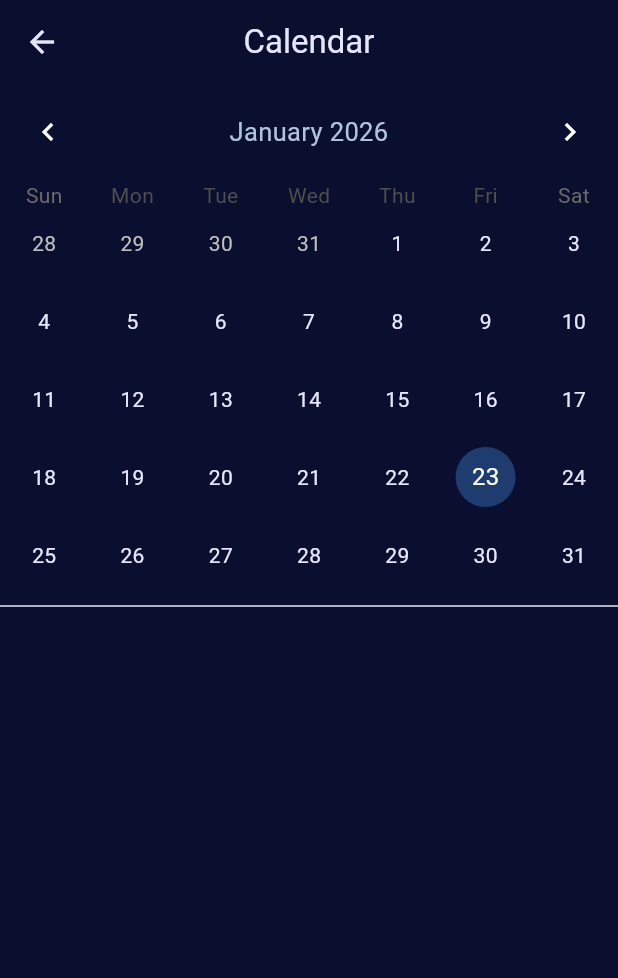
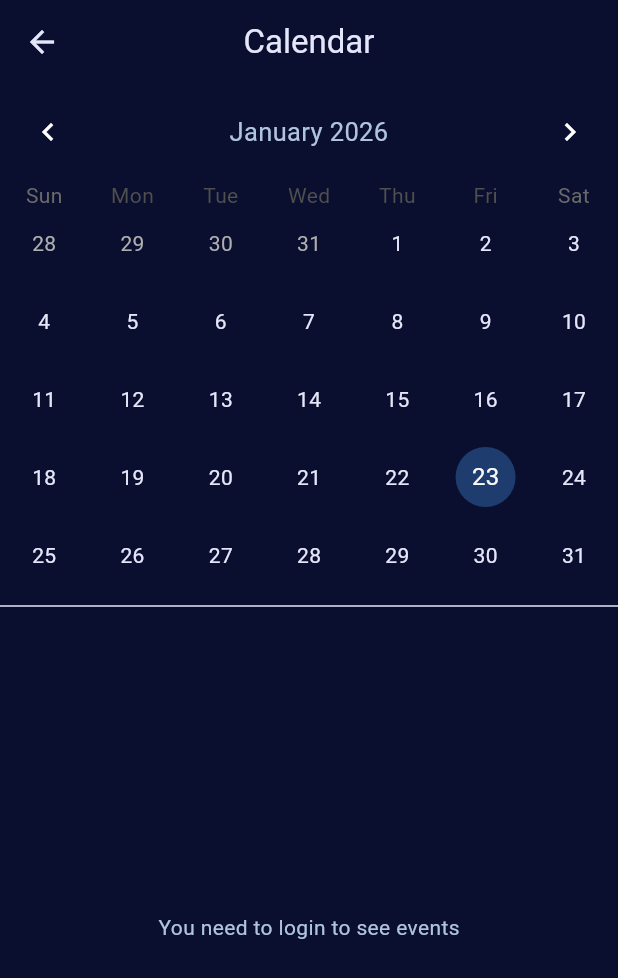
Before and after one commit to damjanapupovac/MIT-projekat, a Flutter app: the Calendar screen opened directly, on a phone screen of 412 x 824 dp. Shown: the top 978 px of the screen. Run offline on Flutter 3.47's test engine with Material 3 defaults, Android fonts, the light colour scheme and no system bars; drawn by our look-alikes of table_calendar; our stand-ins replace flutter_iconly, flutter_vector_icons, image_picker, shared_preferences; accounts and stored records are empty.

Commit message:
updateovan calendar i favourites, ispravljeno svasta po malo

```diff
--- a/kpop_profiles/lib/main.dart
+++ b/kpop_profiles/lib/main.dart
@@ -1,6 +1,7 @@
 import 'package:flutter/material.dart';
 import 'package:kpop_profiles/consts/themes.dart';
 import 'package:kpop_profiles/providers/auth_providers.dart';
+import 'package:kpop_profiles/providers/idol_provider.dart';
 import 'package:kpop_profiles/providers/theme_providers.dart';
 import 'package:kpop_profiles/screens/add_group.dart';
 import 'package:kpop_profiles/screens/edit_profile.dart';
@@ -21,6 +22,7 @@ void main() {
         ChangeNotifierProvider(
           create: (_) => ThemeProvider(),
         ),
+        ChangeNotifierProvider(create: (_) => IdolProvider()),
       ],
       child: const MyApp(),
     ),
--- /dev/null
+++ b/kpop_profiles/lib/providers/idol_provider.dart
@@ -0,0 +1,30 @@
+import 'package:flutter/material.dart';
+import '../models/idol_model.dart';
+import '../models/comment_model.dart';
+
+class IdolProvider with ChangeNotifier {
+  final List<IdolModel> _idols = [
+    IdolModel(
+      id: '101',
+      name: 'Nayeon',
+      birthday: '22.09.1995',
+      isFavorite: false,
+      comments: [
+        CommentModel(username: 'Admin', text: 'Welcome to Nayeon\'s profile!')
+      ],
+    ),
+  ];
+
+  List<IdolModel> get idols => _idols;
+
+  List<IdolModel> get favoriteIdols =>
+      _idols.where((idol) => idol.isFavorite).toList();
+
+  void toggleFavorite(String idolId) {
+    final index = _idols.indexWhere((idol) => idol.id == idolId);
+    if (index != -1) {
+      _idols[index].isFavorite = !_idols[index].isFavorite;
+      notifyListeners();
+    }
+  }
+}
--- a/kpop_profiles/lib/screens/calendar.dart
+++ b/kpop_profiles/lib/screens/calendar.dart
@@ -1,6 +1,9 @@
 import 'package:flutter/material.dart';
-import 'package:kpop_profiles/consts/themes.dart';
+import 'package:kpop_profiles/providers/auth_providers.dart';
+import 'package:provider/provider.dart';
 import 'package:table_calendar/table_calendar.dart';
+import '../providers/idol_provider.dart';
+import '../consts/themes.dart';
 
 class Calendar extends StatefulWidget {
   const Calendar({super.key});
@@ -15,37 +18,69 @@ class _CalendarState extends State<Calendar> {
 
   @override
   Widget build(BuildContext context) {
+    final authProvider = Provider.of<AuthProvider>(context);
+    final idolProvider = Provider.of<IdolProvider>(context);
+
     return Scaffold(
-      appBar: AppBar(title: Text('Calendar')),
+      appBar: AppBar(title: const Text('Calendar')),
       body: Column(
         children: [
           TableCalendar(
             calendarFormat: CalendarFormat.month,
-            headerStyle: const HeaderStyle(
-              formatButtonVisible: false,
-              titleCentered: true,
-            ),
+            headerStyle: const HeaderStyle(formatButtonVisible: false, titleCentered: true),
             calendarStyle: Styles.calendarStyle(context),
-            firstDay: DateTime.utc(2026, 1, 1),
+            firstDay: DateTime.utc(2020, 1, 1),
             lastDay: DateTime.utc(2050, 12, 31),
             focusedDay: _focusedDay,
             selectedDayPredicate: (day) => isSameDay(_selectedDay, day),
             onDaySelected: _onDaySelected,
-          ),Divider(
-          thickness: 1,
-          color: Theme.of(context).dividerColor,
-        ),
+          ),
+          Divider(thickness: 1, color: Theme.of(context).dividerColor),
+          Expanded(
+            child: _buildBirthdaySection(authProvider, idolProvider),
+          ),
         ],
       ),
     );
   }
 
-  void _onDaySelected(selectedDay, focusedDay) {
-    if (!isSameDay(_selectedDay, selectedDay)) {
-      setState(() {
-        _selectedDay = selectedDay;
-        _focusedDay = focusedDay;
-      });
+  Widget _buildBirthdaySection(AuthProvider auth, IdolProvider idolProvider) {
+    if (!auth.isLoggedIn) {
+      return const Center(child: Text("You need to login to see events"));
     }
+
+    final nayeon = idolProvider.idols.firstWhere((element) => element.id == '101');
+
+    if (_selectedDay != null &&
+        _selectedDay!.month == 9 &&
+        _selectedDay!.day == 22) {
+
+      if (nayeon.isFavorite) {
+        return Padding(
+          padding: const EdgeInsets.symmetric(horizontal: 20, vertical: 10),
+          child: Card(
+            elevation: 0,
+            color: Theme.of(context).primaryColor.withOpacity(0.1),
+            shape: RoundedRectangleBorder(
+              borderRadius: BorderRadius.circular(15),
+              side: BorderSide(color: Theme.of(context).primaryColor),
+            ),
+            child: ListTile(
+              leading: Icon(Icons.cake, color: Theme.of(context).primaryColor),
+              title: Text("${nayeon.name}'s Birthday!", style: const TextStyle(fontWeight: FontWeight.bold)),
+              subtitle: const Text("Don't forget to celebrate! 🎉"),
+            ),
+          ),
+        );
+      }
+    }
+    return const Center(child: Text("No events for this day"));
+  }
+
+  void _onDaySelected(DateTime selectedDay, DateTime focusedDay) {
+    setState(() {
+      _selectedDay = selectedDay;
+      _focusedDay = focusedDay;
+    });
   }
 }
```
Also changed, not shown: kpop_profiles/lib/screens/favourites.dart (+64 -10 lines), kpop_profiles/lib/screens/group_details.dart (+35 -8 lines), kpop_profiles/lib/screens/search_screen.dart (+11 -5 lines), kpop_profiles/assets/user/logo.png.
